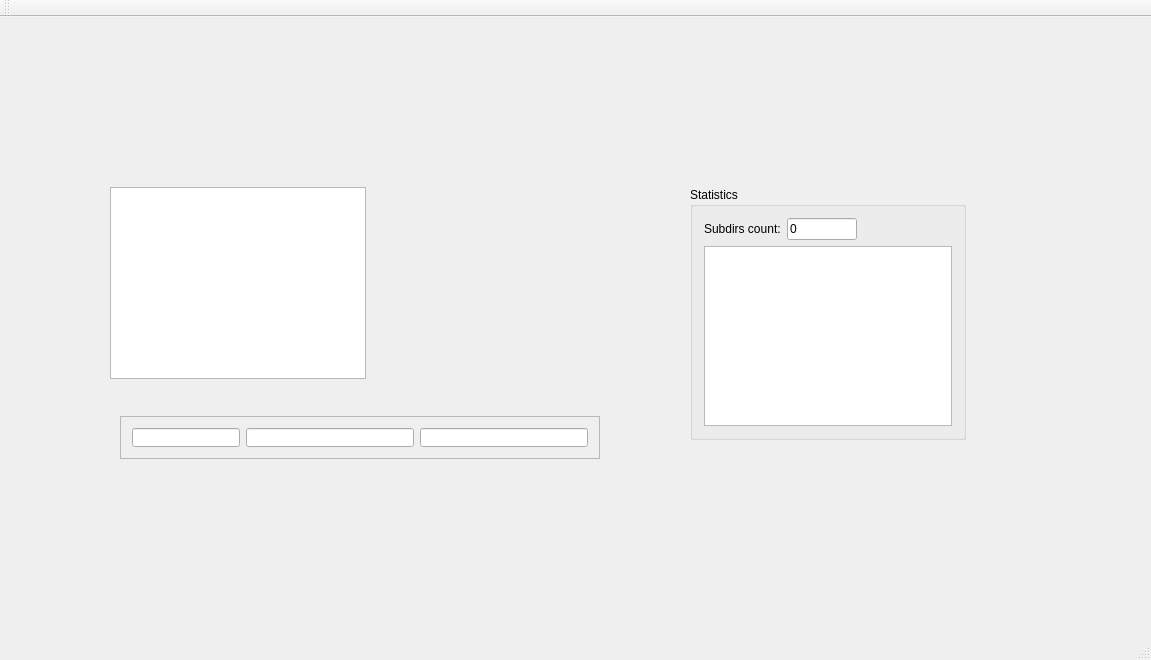
Old version of the form src/FileSystemStatisticsWindow.ui in the repository d13mon/FileSystemStatistics.
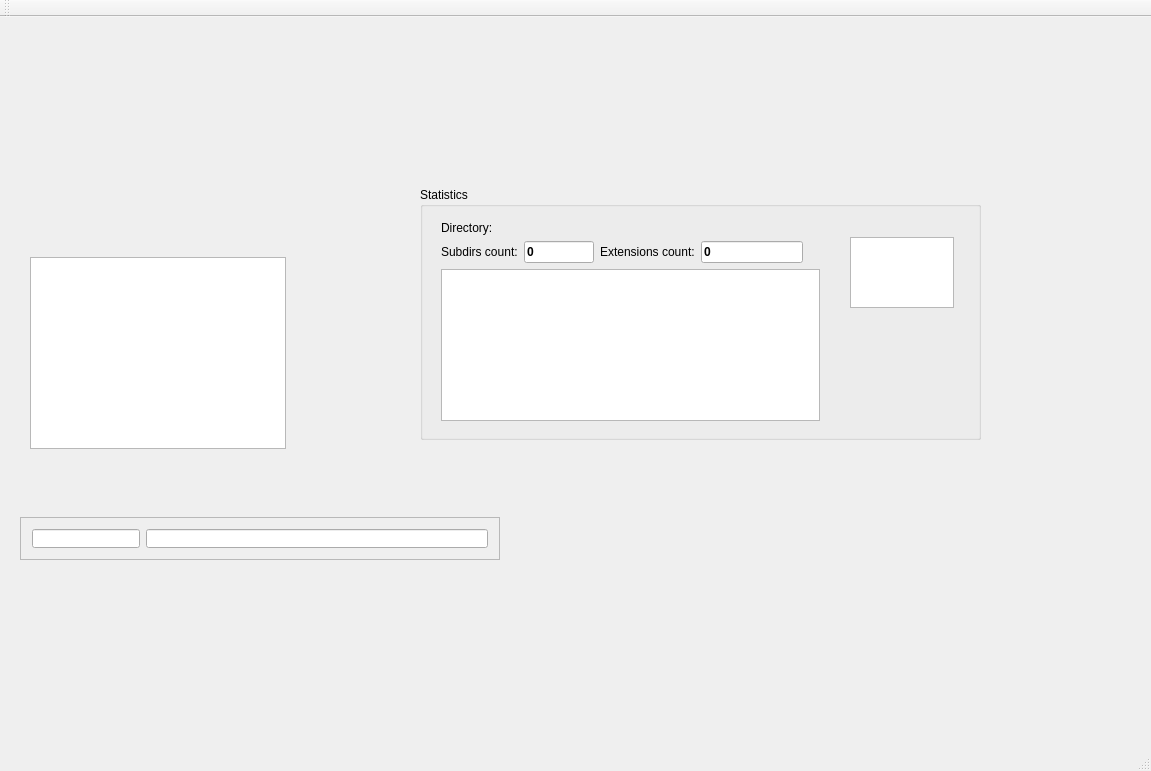
New version of the form.

Diff of the .ui file:
```diff
--- a/src/FileSystemStatisticsWindow.ui
+++ b/src/FileSystemStatisticsWindow.ui
@@ -7,7 +7,7 @@
     <x>0</x>
     <y>0</y>
     <width>1151</width>
-    <height>660</height>
+    <height>771</height>
    </rect>
   </property>
   <property name="windowTitle">
@@ -17,8 +17,8 @@
    <widget class="QTreeView" name="filesystemTree">
     <property name="geometry">
      <rect>
-      <x>110</x>
-      <y>170</y>
+      <x>30</x>
+      <y>240</y>
       <width>256</width>
       <height>192</height>
      </rect>
@@ -27,16 +27,80 @@
    <widget class="QGroupBox" name="statisticsGroup">
     <property name="geometry">
      <rect>
-      <x>690</x>
+      <x>420</x>
       <y>170</y>
-      <width>276</width>
+      <width>561</width>
       <height>253</height>
      </rect>
     </property>
     <property name="title">
      <string>Statistics</string>
     </property>
+    <widget class="QTextEdit" name="statisticsLogEdit">
+     <property name="geometry">
+      <rect>
+       <x>430</x>
+       <y>50</y>
+       <width>104</width>
+       <height>71</height>
+      </rect>
+     </property>
+     <property name="readOnly">
+      <bool>true</bool>
+     </property>
+    </widget>
+    <widget class="QFrame" name="statisticsMainFrame">
+     <property name="geometry">
+      <rect>
+       <x>10</x>
+       <y>23</y>
+       <width>401</width>
+       <height>222</height>
+      </rect>
+     </property>
     <layout class="QVBoxLayout" name="verticalLayout">
+      <property name="spacing">
+       <number>6</number>
+      </property>
+      <item>
+       <layout class="QHBoxLayout" name="horizontalLayout_2">
+        <property name="leftMargin">
+         <number>0</number>
+        </property>
+        <property name="topMargin">
+         <number>0</number>
+        </property>
+        <property name="rightMargin">
+         <number>0</number>
+        </property>
+        <property name="bottomMargin">
+         <number>0</number>
+        </property>
+        <item>
+         <widget class="QLabel" name="label_2">
+          <property name="text">
+           <string>Directory:</string>
+          </property>
+         </widget>
+        </item>
+        <item>
+         <widget class="QLabel" name="statisticsDirectoryLabel">
+          <property name="sizePolicy">
+           <sizepolicy hsizetype="Expanding" vsizetype="Preferred">
+            <horstretch>0</horstretch>
+            <verstretch>0</verstretch>
+           </sizepolicy>
+          </property>
+          <property name="styleSheet">
+           <string notr="true">font: bold</string>
+          </property>
+          <property name="text">
+           <string/>
+          </property>
+         </widget>
+        </item>
+       </layout>
+      </item>
      <item>
       <layout class="QHBoxLayout" name="horizontalLayout_3">
        <item>
@@ -60,6 +124,9 @@
            <height>16777215</height>
           </size>
          </property>
+          <property name="styleSheet">
+           <string notr="true">font: bold</string>
+          </property>
          <property name="text">
           <string>0</string>
          </property>
@@ -68,6 +135,35 @@
          </property>
         </widget>
        </item>
+        <item>
+         <widget class="QLabel" name="label_3">
+          <property name="text">
+           <string>Extensions count:</string>
+          </property>
+         </widget>
+        </item>
+        <item>
+         <widget class="QLineEdit" name="statisticsExtensionsEdit">
+          <property name="sizePolicy">
+           <sizepolicy hsizetype="Fixed" vsizetype="Fixed">
+            <horstretch>0</horstretch>
+            <verstretch>0</verstretch>
+           </sizepolicy>
+          </property>
+          <property name="minimumSize">
+           <size>
+            <width>70</width>
+            <height>0</height>
+           </size>
+          </property>
+          <property name="styleSheet">
+           <string notr="true">font: bold</string>
+          </property>
+          <property name="text">
+           <string>0</string>
+          </property>
+         </widget>
+        </item>
        <item>
         <spacer name="horizontalSpacer">
          <property name="orientation">
@@ -98,11 +194,12 @@
      </item>
     </layout>
    </widget>
+   </widget>
    <widget class="QFrame" name="statusFrame">
     <property name="geometry">
      <rect>
-      <x>120</x>
-      <y>399</y>
+      <x>20</x>
+      <y>500</y>
       <width>480</width>
       <height>43</height>
      </rect>
@@ -133,13 +230,6 @@
        </property>
       </widget>
      </item>
-     <item>
-      <widget class="QLineEdit" name="statusSelectedDirEdit">
-       <property name="readOnly">
-        <bool>true</bool>
-       </property>
-      </widget>
-     </item>
      <item>
       <widget class="QLineEdit" name="statusCurrentProcessedDirEdit">
        <property name="readOnly">
```
Lines whose indentation alone changed are shown as unchanged.
